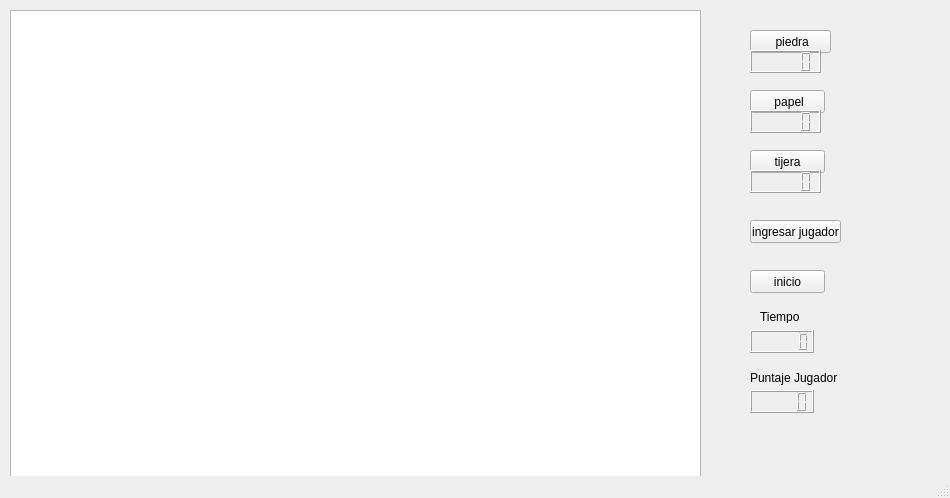
The window that mainwindow.ui (rodrigoperezM/laborotorio5udea) describes before a commit, drawn with Qt 5.
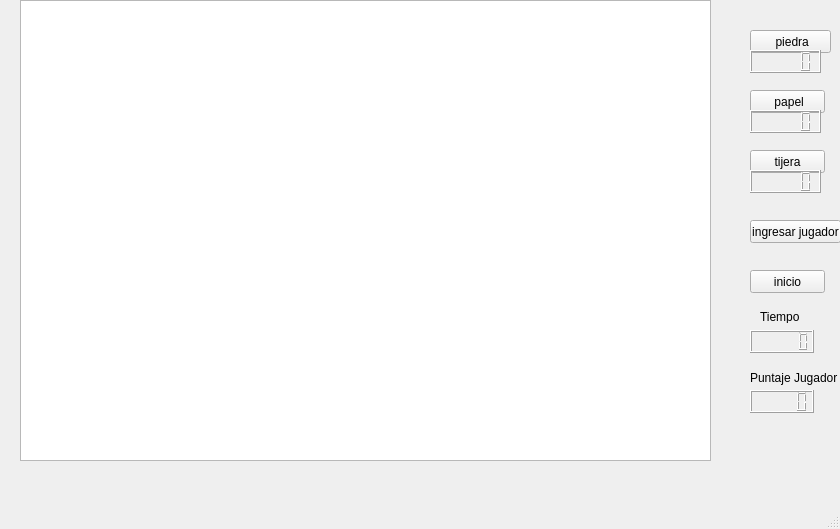
The same window after the commit.

```diff
--- a/mainwindow.ui
+++ b/mainwindow.ui
@@ -6,8 +6,8 @@
    <rect>
     <x>0</x>
     <y>0</y>
-    <width>950</width>
-    <height>498</height>
+    <width>840</width>
+    <height>529</height>
    </rect>
   </property>
   <property name="windowTitle">
@@ -17,12 +17,18 @@
    <widget class="QGraphicsView" name="graphicsView">
     <property name="geometry">
      <rect>
-      <x>10</x>
-      <y>10</y>
+      <x>20</x>
+      <y>0</y>
       <width>691</width>
-      <height>481</height>
+      <height>461</height>
      </rect>
     </property>
+    <property name="autoFillBackground">
+     <bool>false</bool>
+    </property>
+    <property name="interactive">
+     <bool>true</bool>
+    </property>
    </widget>
    <widget class="QPushButton" name="piedra">
     <property name="geometry">
@@ -209,7 +215,11 @@
     </rect>
    </property>
   </widget>
-  <widget class="QStatusBar" name="statusbar"/>
+  <widget class="QStatusBar" name="statusbar">
+   <property name="sizeGripEnabled">
+    <bool>true</bool>
+   </property>
+  </widget>
  </widget>
  <resources/>
  <connections>
```
Left out of the diff: 8 changed lines with no effect on the pictures.
